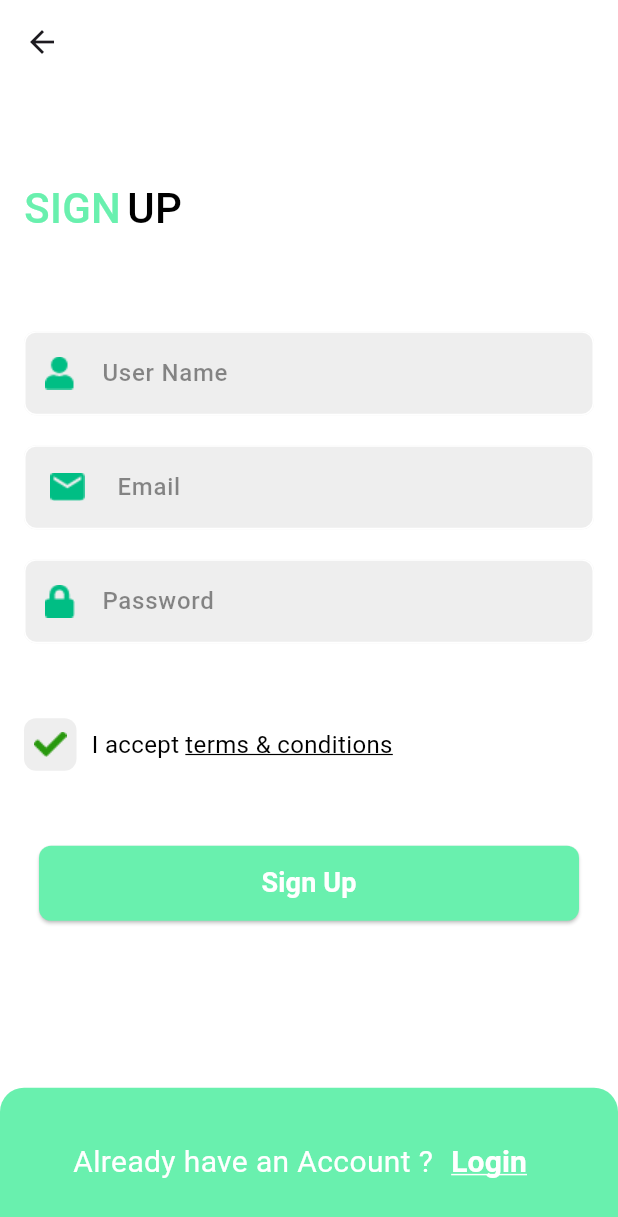
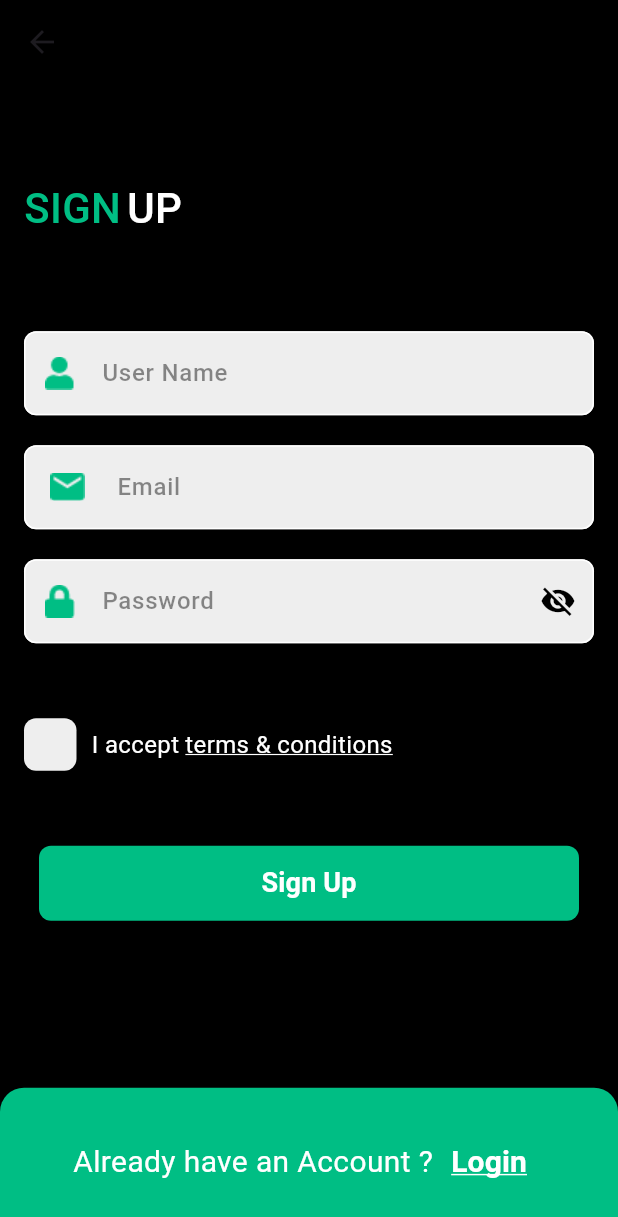
Before and after one commit to Marwa-Atef596/Shopping, a Flutter app: the SignUpScreen screen opened by its route, on a phone screen of 412 x 824 dp. Shown: the top 1217 px of the screen. Run offline on Flutter 3.47's test engine with Material 3 defaults, Android fonts, the phone set to English and light mode, and no system bars; our stand-ins replace get.

Commit message:
finish sign up screen

```diff
--- /dev/null
+++ b/lib/core/helpers/my_string.dart
@@ -0,0 +1,6 @@
+String validationEmail =
+    r"^[a-zA-Z0-9.a-zA-Z0-9.!#$%&'*+-/=?^_`{|}~]+@[a-zA-Z0-9]+\.[a-zA-Z]+";
+
+String validationName = r'^[a-z A-Z]+$';
+
+String baseUrl = 'https://fakestoreapi.com';
--- a/lib/core/routing/app_router.dart
+++ b/lib/core/routing/app_router.dart
@@ -1,3 +1,4 @@
+import 'package:ecommerce_app/features/authentecation/logic/binding/auth_bindiing.dart';
 import 'package:ecommerce_app/features/authentecation/presentation/screens/login_screen.dart';
 import 'package:ecommerce_app/features/authentecation/presentation/screens/sign_up_screen.dart';
 import 'package:ecommerce_app/features/authentecation/presentation/screens/welcome_screen.dart';
@@ -13,16 +14,13 @@ class AppRouter {
       page: () => WelcomeScreen(),
     ),
     GetPage(
-      name: Routs.welcomeScreen,
-      page: () => WelcomeScreen(),
-    ),
-    GetPage(
       name: Routs.loginScreen,
       page: () => LoginScreen(),
     ),
     GetPage(
       name: Routs.signUpScreen,
       page: () => SignUpScreen(),
+      binding: AuthBindiing(),
     ),
   ];
 }
--- a/lib/core/utils/custom_button.dart
+++ b/lib/core/utils/custom_button.dart
@@ -1,19 +1,21 @@
+import 'package:ecommerce_app/core/theme.dart';
 import 'package:flutter/material.dart';
 
 class CustomButton extends StatelessWidget {
   const CustomButton({
     super.key,
     this.onPressed,
-    this.child, this.padding,
+    this.child,
+    this.padding,
   });
   final void Function()? onPressed;
   final Widget? child;
- final EdgeInsetsGeometry? padding;
+  final EdgeInsetsGeometry? padding;
   @override
   Widget build(BuildContext context) {
     return ElevatedButton(
       style: ElevatedButton.styleFrom(
-        backgroundColor: Colors.greenAccent,
+        backgroundColor: mainColor,
         shape: RoundedRectangleBorder(
           borderRadius: BorderRadius.circular(8),
         ),
--- /dev/null
+++ b/lib/features/authentecation/logic/binding/auth_bindiing.dart
@@ -0,0 +1,9 @@
+import 'package:ecommerce_app/features/authentecation/logic/controller/auth_controller.dart';
+import 'package:get/get.dart';
+
+class AuthBindiing extends Bindings {
+  @override
+  void dependencies() {
+    Get.put(AuthController());
+  }
+}
--- /dev/null
+++ b/lib/features/authentecation/logic/controller/auth_controller.dart
@@ -0,0 +1,16 @@
+import 'package:get/get.dart';
+
+class AuthController extends GetxController {
+  bool isVisible = false;
+  bool isCheck = false;
+
+  void visability() {
+    isVisible = !isVisible;
+    update();
+  }
+
+  void checkBox() {
+    isCheck = !isCheck;
+    update();
+  }
+}
--- a/lib/features/authentecation/presentation/screens/sign_up_screen.dart
+++ b/lib/features/authentecation/presentation/screens/sign_up_screen.dart
@@ -1,8 +1,12 @@
+import 'package:ecommerce_app/core/helpers/my_string.dart';
+import 'package:ecommerce_app/core/theme.dart';
 import 'package:ecommerce_app/core/utils/custom_button.dart';
 import 'package:ecommerce_app/core/utils/text_utils.dart';
+import 'package:ecommerce_app/features/authentecation/logic/controller/auth_controller.dart';
 import 'package:ecommerce_app/features/authentecation/presentation/widgets/custom_bottom_container.dart';
 import 'package:ecommerce_app/features/authentecation/presentation/widgets/custom_check_box.dart';
 import 'package:flutter/material.dart';
+import 'package:get/get.dart';
 
 import '../widgets/custom_text_field.dart';
 
@@ -11,7 +15,8 @@ class SignUpScreen extends StatelessWidget {
   final TextEditingController name = TextEditingController();
   final TextEditingController email = TextEditingController();
   final TextEditingController password = TextEditingController();
-
+  final formKey = GlobalKey<FormState>();
+  final controller = Get.find<AuthController>();
   @override
   Widget build(BuildContext context) {
     return SafeArea(
@@ -21,9 +26,9 @@ class SignUpScreen extends StatelessWidget {
         text: 'Already have an Account ?',
         onPressed: () {},
       ),
-      backgroundColor: Colors.white,
+      backgroundColor: Get.isDarkMode ? Colors.white : Colors.black,
       appBar: AppBar(
-        backgroundColor: Colors.white,
+        backgroundColor: Get.isDarkMode ? Colors.white : Colors.black,
         elevation: 0,
       ),
       body: SingleChildScrollView(
@@ -43,7 +48,7 @@ class SignUpScreen extends StatelessWidget {
                     TextUtils(
                         text: 'SIGN',
                         fontSize: 28,
-                        color: Colors.greenAccent,
+                        color: mainColor,
                         fontWeight: FontWeight.w500),
                     SizedBox(
                       width: 4,
@@ -51,16 +56,25 @@ class SignUpScreen extends StatelessWidget {
                     TextUtils(
                         text: 'UP',
                         fontSize: 28,
-                        color: Colors.black,
+                        color: Get.isDarkMode ? Colors.black : Colors.white,
                         fontWeight: FontWeight.w500),
                   ],
                 ),
               ),
+              Form(
+                key: formKey,
+                child: Column(
+                  children: [
                     CustomTextField(
                       hintText: 'User Name',
                       controller: name,
-                validator: (p0) {
+                      validator: (value) {
+                        if (value.toString().length <= 2 ||
+                            !RegExp(validationName).hasMatch(value!)) {
+                          return 'Enter Valid Name';
+                        } else {
                           return null;
+                        }
                       },
                       prefixIcon: Image.asset('assets/images/user.png'),
                       obscureText: false,
@@ -71,8 +85,12 @@ class SignUpScreen extends StatelessWidget {
                     CustomTextField(
                       hintText: 'Email',
                       controller: email,
-                validator: (p0) {
+                      validator: (value) {
+                        if (!RegExp(validationEmail).hasMatch(value!)) {
+                          return 'Invalid Email';
+                        } else {
                           return null;
+                        }
                       },
                       prefixIcon: Image.asset('assets/images/email.png'),
                       obscureText: false,
@@ -80,14 +98,34 @@ class SignUpScreen extends StatelessWidget {
                     SizedBox(
                       height: 20,
                     ),
-              CustomTextField(
+                    GetBuilder<AuthController>(builder: (_) {
+                      return CustomTextField(
+                        suffixIcon: IconButton(
+                            onPressed: () {
+                              controller.visability();
+                            },
+                            icon: controller.isVisible
+                                ? Icon(
+                                    Icons.visibility,
+                                    color: Colors.black,
+                                  )
+                                : Icon(Icons.visibility_off,
+                                    color: Colors.black)),
                         hintText: 'Password',
                         controller: password,
-                validator: (p0) {
+                        validator: (value) {
+                          if (value.toString().length < 6) {
+                            return 'Short Password';
+                          } else {
                             return null;
+                          }
                         },
                         prefixIcon: Image.asset('assets/images/lock.png'),
-                obscureText: true,
+                        obscureText: controller.isVisible ? false : true,
+                      );
+                    }),
+                  ],
+                ),
               ),
               SizedBox(
                 height: 50,
@@ -101,7 +139,7 @@ class SignUpScreen extends StatelessWidget {
                   TextUtils(
                       text: 'I accept',
                       fontSize: 16,
-                      color: Colors.black,
+                      color: Get.isDarkMode ? Colors.black : Colors.white,
                       fontWeight: FontWeight.normal),
                   SizedBox(
                     width: 4,
@@ -109,7 +147,7 @@ class SignUpScreen extends StatelessWidget {
                   TextUtils(
                     text: 'terms & conditions',
                     fontSize: 16,
-                    color: Colors.black,
+                    color: Get.isDarkMode ? Colors.black : Colors.white,
                     fontWeight: FontWeight.normal,
                     decoration: TextDecoration.underline,
                     decorationColor: Colors.black,
--- a/lib/features/authentecation/presentation/screens/welcome_screen.dart
+++ b/lib/features/authentecation/presentation/screens/welcome_screen.dart
@@ -1,4 +1,5 @@
 import 'package:ecommerce_app/core/routing/app_router.dart';
+import 'package:ecommerce_app/core/theme.dart';
 import 'package:ecommerce_app/core/utils/text_utils.dart';
 import 'package:flutter/material.dart';
 import 'package:get/get.dart';
@@ -51,7 +52,7 @@ class WelcomeScreen extends StatelessWidget {
                       TextUtils(
                           text: 'Asroo ',
                           fontSize: 20,
-                          color: Colors.greenAccent,
+                          color: mainColor,
                           fontWeight: FontWeight.bold),
                       TextUtils(
                           text: 'Shop',
--- a/lib/features/authentecation/presentation/widgets/custom_bottom_container.dart
+++ b/lib/features/authentecation/presentation/widgets/custom_bottom_container.dart
@@ -1,11 +1,13 @@
+import 'package:ecommerce_app/core/theme.dart';
 import 'package:flutter/material.dart';
 
 import '../../../../core/utils/text_utils.dart';
 
 class CustomBottomContainer extends StatelessWidget {
-  const CustomBottomContainer({super.key, required this.text, this.onPressed, required this.text2});
+  const CustomBottomContainer(
+      {super.key, required this.text, this.onPressed, required this.text2});
   final String text;
- final String text2;
+  final String text2;
   final void Function()? onPressed;
   @override
   Widget build(BuildContext context) {
@@ -13,7 +15,7 @@ class CustomBottomContainer extends StatelessWidget {
       width: double.infinity,
       height: MediaQuery.of(context).size.height * .12,
       decoration: BoxDecoration(
-        color: Colors.greenAccent,
+        color: mainColor,
         borderRadius: BorderRadius.only(
           topLeft: Radius.circular(16),
           topRight: Radius.circular(16),
--- a/lib/features/authentecation/presentation/widgets/custom_check_box.dart
+++ b/lib/features/authentecation/presentation/widgets/custom_check_box.dart
@@ -1,12 +1,17 @@
+import 'package:ecommerce_app/features/authentecation/logic/controller/auth_controller.dart';
 import 'package:flutter/material.dart';
+import 'package:get/get.dart';
 
 class CustomCheckBox extends StatelessWidget {
-  const CustomCheckBox({super.key});
-
+  CustomCheckBox({super.key});
+  final controller = Get.find<AuthController>();
   @override
   Widget build(BuildContext context) {
+    return GetBuilder<AuthController>(builder: (_) {
       return InkWell(
-        onTap: () {},
+          onTap: () {
+            controller.checkBox();
+          },
           child: Container(
             height: 35,
             width: 35,
@@ -14,7 +19,10 @@ class CustomCheckBox extends StatelessWidget {
               color: Colors.grey.shade200,
               borderRadius: BorderRadius.circular(8),
             ),
-          child: Image.asset('assets/images/check.png'),
+            child: controller.isCheck
+                ? Image.asset('assets/images/check.png')
+                : Container(),
           ));
+    });
   }
 }
```
Also changed, not shown: lib/core/theme.dart (added, +29 -0 lines). Lines whose indentation alone changed are shown as unchanged.
